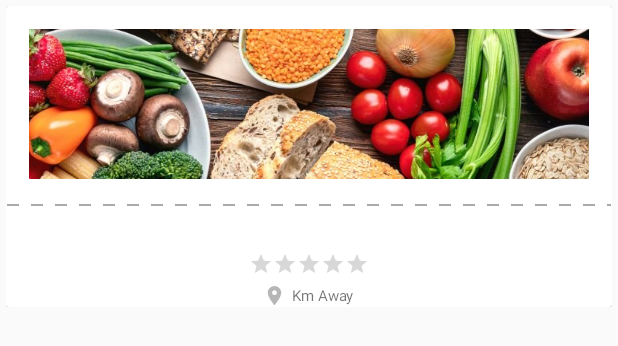
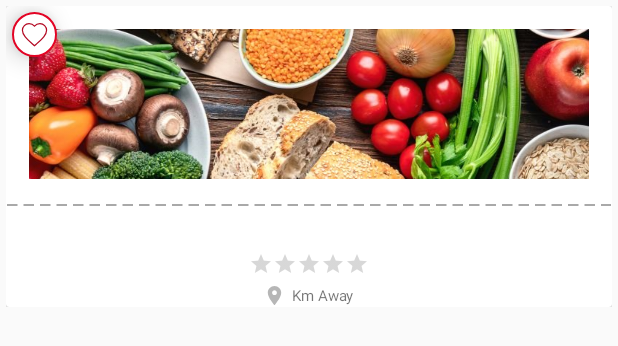
Before and after one commit to pankaj133/localsewa, an Android app: the layout bestsellerlayout.xml on its own in the app's theme, with its tools: preview values and no code run, on a phone screen of 412 x 824 dp. Shown: the top 346 px of the screen. Run offline under Robolectric (Android 15) with nearby library versions, the phone set to English and light mode, and no system bars.

Commit message:
first commit

```diff
--- a/app/src/main/java/com/example/localsewa/MainActivity.java
+++ b/app/src/main/java/com/example/localsewa/MainActivity.java
@@ -102,6 +102,7 @@ public class MainActivity extends AppCompatActivity {
         bestSeller_recyclerview.setLayoutManager(new GridLayoutManager(this,2));
         bestSeller_recyclerview.setHasFixedSize(true);
 
+
         bestSellerAdapter = new BestSellerAdapter(this);
         bestSeller_recyclerview.setAdapter(bestSellerAdapter);
         getallbestSellers();
--- /dev/null
+++ b/app/src/main/res/drawable/circular.xml
@@ -0,0 +1,15 @@
+<?xml version="1.0" encoding="utf-8"?>
+<?xml version="1.0" encoding="utf-8"?>
+<shape xmlns:android="http://schemas.android.com/apk/res/android"
+    android:dither="true"
+    android:shape="oval">
+    <stroke
+        android:width="1dp"
+        android:color="@color/colorPrimary"></stroke>
+    <size
+        android:width="11dip"
+        android:height="11dip"></size>
+
+    <solid android:color="@color/colorAccent"></solid>
+
+</shape>
--- a/app/src/main/res/drawable/dash.xml
+++ b/app/src/main/res/drawable/dash.xml
@@ -3,9 +3,9 @@
     android:shape="line">
 
     <stroke
-        android:dashWidth="8dp"
-        android:width="1dp"
-        android:dashGap="8dp"
+        android:dashWidth="7dp"
+        android:width="1.5dp"
+        android:dashGap="4dp"
         android:color="#A9A9A9"></stroke>
 
 </shape>
--- /dev/null
+++ b/app/src/main/res/drawable/emptyheart.xml
@@ -0,0 +1,14 @@
+<?xml version="1.0" encoding="utf-8"?>
+<?xml version="1.0" encoding="utf-8"?>
+<vector xmlns:android="http://schemas.android.com/apk/res/android"
+    android:width="20dp"
+    android:height="20dp"
+    android:viewportWidth="24.0"
+    android:viewportHeight="24.0">
+
+    <path
+        android:strokeColor="@color/colorPrimaryDark"
+        android:strokeWidth="1"
+        android:pathData="M12,21.35l-1.45,-1.32C5.4,15.36 2,12.28 2,8.5 2,5.42 4.42,3 7.5,3c1.74,0 3.41,0.81 4.5,2.09C13.09,3.81 14.76,3 16.5,3 19.58,3 22,5.42 22,8.5c0,3.78 -3.4,6.86 -8.55,11.54L12,21.35z"/>
+
+</vector>
--- /dev/null
+++ b/app/src/main/res/drawable/fullheart.xml
@@ -0,0 +1,15 @@
+<?xml version="1.0" encoding="utf-8"?>
+<?xml version="1.0" encoding="utf-8"?>
+<vector xmlns:android="http://schemas.android.com/apk/res/android"
+    android:width="20dp"
+    android:height="20dp"
+    android:viewportWidth="24.0"
+    android:viewportHeight="24.0">
+
+    <path
+        android:strokeColor="@color/colorPrimaryDark"
+        android:strokeWidth="1"
+        android:fillColor="@color/colorPrimaryDark"
+        android:pathData="M12,21.35l-1.45,-1.32C5.4,15.36 2,12.28 2,8.5 2,5.42 4.42,3 7.5,3c1.74,0 3.41,0.81 4.5,2.09C13.09,3.81 14.76,3 16.5,3 19.58,3 22,5.42 22,8.5c0,3.78 -3.4,6.86 -8.55,11.54L12,21.35z"/>
+
+</vector>
--- a/app/src/main/res/layout/bestsellerlayout.xml
+++ b/app/src/main/res/layout/bestsellerlayout.xml
@@ -27,13 +27,42 @@
                 android:background="@android:color/transparent"
                 android:orientation="vertical">
 
-                <ImageView
+                <RelativeLayout
+                    android:layout_width="match_parent"
+                    android:layout_height="wrap_content">
+                    <LinearLayout
+                        android:layout_width="30dp"
+                        android:layout_height="30dp"
+                        android:orientation="vertical"
+                        android:layout_margin="4dp"
+                        android:background="@drawable/circular"
+                        android:elevation="10dp">
+
+
+                        <ImageView
+                            android:layout_width="wrap_content"
+                            android:layout_height="wrap_content"
+                            android:layout_alignParentLeft="true"
+                            android:layout_alignParentTop="true"
+                            android:background="@drawable/emptyheart"
+                            android:layout_margin="5dp"
+                            android:elevation="10dp">
+
+                        </ImageView>
+
+                    </LinearLayout>
+
+
+                    <ImageView
                     android:layout_width="match_parent"
                     android:layout_height="100dp"
                     android:layout_margin="15dp"
                     android:adjustViewBounds="true"
                     android:scaleType="centerCrop"
                     android:src="@drawable/b"></ImageView>
+
+
+                </RelativeLayout>
 
                 <ImageView
                     android:layout_width="match_parent"
```
